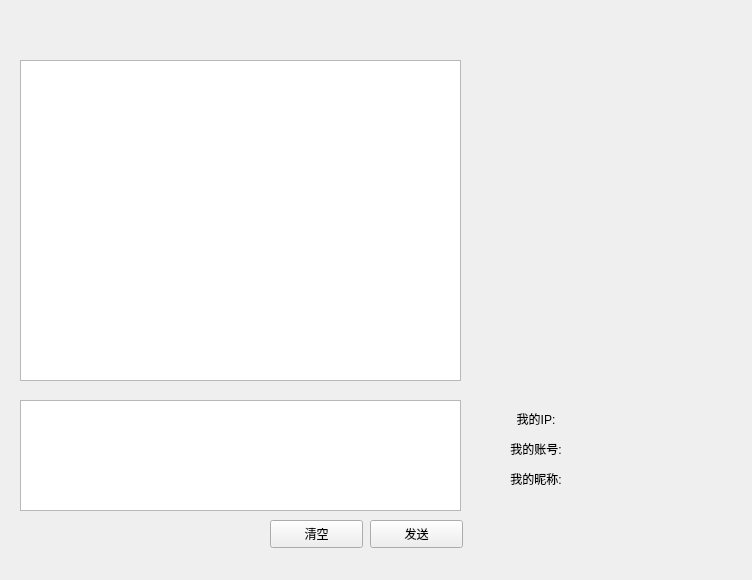
AnsrM/Chat-Project, file ChatRoom/mainwindowchat.ui: the form before one commit.
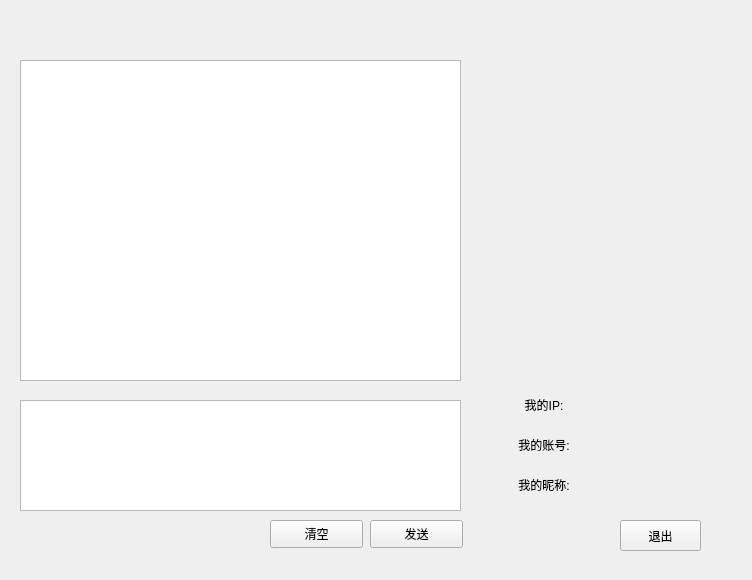
The form after the commit. Icons and pictures are not drawn.

Commit message: 3 new return buttons

Diff of the .ui file:
```diff
--- a/ChatRoom/mainwindowchat.ui
+++ b/ChatRoom/mainwindowchat.ui
@@ -13,84 +13,6 @@
   <property name="windowTitle">
    <string>Form</string>
   </property>
-  <widget class="QLabel" name="label">
-   <property name="geometry">
-    <rect>
-     <x>500</x>
-     <y>410</y>
-     <width>72</width>
-     <height>15</height>
-    </rect>
-   </property>
-   <property name="text">
-    <string>&lt;html&gt;&lt;head/&gt;&lt;body&gt;&lt;p align=&quot;center&quot;&gt;我的IP:&lt;/p&gt;&lt;/body&gt;&lt;/html&gt;</string>
-   </property>
-  </widget>
-  <widget class="QLabel" name="label_2">
-   <property name="geometry">
-    <rect>
-     <x>500</x>
-     <y>440</y>
-     <width>72</width>
-     <height>15</height>
-    </rect>
-   </property>
-   <property name="text">
-    <string>&lt;html&gt;&lt;head/&gt;&lt;body&gt;&lt;p align=&quot;center&quot;&gt;我的账号:&lt;/p&gt;&lt;/body&gt;&lt;/html&gt;</string>
-   </property>
-  </widget>
-  <widget class="QLabel" name="label_3">
-   <property name="geometry">
-    <rect>
-     <x>500</x>
-     <y>470</y>
-     <width>72</width>
-     <height>15</height>
-    </rect>
-   </property>
-   <property name="text">
-    <string>&lt;html&gt;&lt;head/&gt;&lt;body&gt;&lt;p align=&quot;center&quot;&gt;我的昵称:&lt;/p&gt;&lt;/body&gt;&lt;/html&gt;</string>
-   </property>
-  </widget>
-  <widget class="QLabel" name="text_ip">
-   <property name="geometry">
-    <rect>
-     <x>600</x>
-     <y>410</y>
-     <width>72</width>
-     <height>16</height>
-    </rect>
-   </property>
-   <property name="text">
-    <string/>
-   </property>
-  </widget>
-  <widget class="QLabel" name="text_id">
-   <property name="geometry">
-    <rect>
-     <x>600</x>
-     <y>440</y>
-     <width>72</width>
-     <height>15</height>
-    </rect>
-   </property>
-   <property name="text">
-    <string/>
-   </property>
-  </widget>
-  <widget class="QLabel" name="text_name">
-   <property name="geometry">
-    <rect>
-     <x>600</x>
-     <y>470</y>
-     <width>72</width>
-     <height>15</height>
-    </rect>
-   </property>
-   <property name="text">
-    <string/>
-   </property>
-  </widget>
   <widget class="QPushButton" name="SendButton">
    <property name="geometry">
     <rect>
@@ -153,6 +75,97 @@
     </rect>
    </property>
   </widget>
+  <widget class="QWidget" name="widget" native="true">
+   <property name="geometry">
+    <rect>
+     <x>510</x>
+     <y>390</y>
+     <width>141</width>
+     <height>31</height>
+    </rect>
+   </property>
+   <layout class="QHBoxLayout" name="horizontalLayout">
+    <item>
+     <widget class="QLabel" name="label">
+      <property name="text">
+       <string>&lt;html&gt;&lt;head/&gt;&lt;body&gt;&lt;p align=&quot;center&quot;&gt;我的IP:&lt;/p&gt;&lt;/body&gt;&lt;/html&gt;</string>
+      </property>
+     </widget>
+    </item>
+    <item>
+     <widget class="QLabel" name="text_ip">
+      <property name="text">
+       <string/>
+      </property>
+     </widget>
+    </item>
+   </layout>
+  </widget>
+  <widget class="QWidget" name="widget_2" native="true">
+   <property name="geometry">
+    <rect>
+     <x>510</x>
+     <y>430</y>
+     <width>141</width>
+     <height>31</height>
+    </rect>
+   </property>
+   <layout class="QHBoxLayout" name="horizontalLayout_2">
+    <item>
+     <widget class="QLabel" name="label_2">
+      <property name="text">
+       <string>&lt;html&gt;&lt;head/&gt;&lt;body&gt;&lt;p align=&quot;center&quot;&gt;我的账号:&lt;/p&gt;&lt;/body&gt;&lt;/html&gt;</string>
+      </property>
+     </widget>
+    </item>
+    <item>
+     <widget class="QLabel" name="text_id">
+      <property name="text">
+       <string/>
+      </property>
+     </widget>
+    </item>
+   </layout>
+  </widget>
+  <widget class="QWidget" name="widget_3" native="true">
+   <property name="geometry">
+    <rect>
+     <x>510</x>
+     <y>470</y>
+     <width>141</width>
+     <height>31</height>
+    </rect>
+   </property>
+   <layout class="QHBoxLayout" name="horizontalLayout_3">
+    <item>
+     <widget class="QLabel" name="label_3">
+      <property name="text">
+       <string>&lt;html&gt;&lt;head/&gt;&lt;body&gt;&lt;p align=&quot;center&quot;&gt;我的昵称:&lt;/p&gt;&lt;/body&gt;&lt;/html&gt;</string>
+      </property>
+     </widget>
+    </item>
+    <item>
+     <widget class="QLabel" name="text_name">
+      <property name="text">
+       <string/>
+      </property>
+     </widget>
+    </item>
+   </layout>
+  </widget>
+  <widget class="QPushButton" name="pushButtonReturn">
+   <property name="geometry">
+    <rect>
+     <x>620</x>
+     <y>520</y>
+     <width>81</width>
+     <height>31</height>
+    </rect>
+   </property>
+   <property name="text">
+    <string>退出</string>
+   </property>
+  </widget>
  </widget>
  <resources/>
  <connections/>
```
The commit also changes 9 other files.
